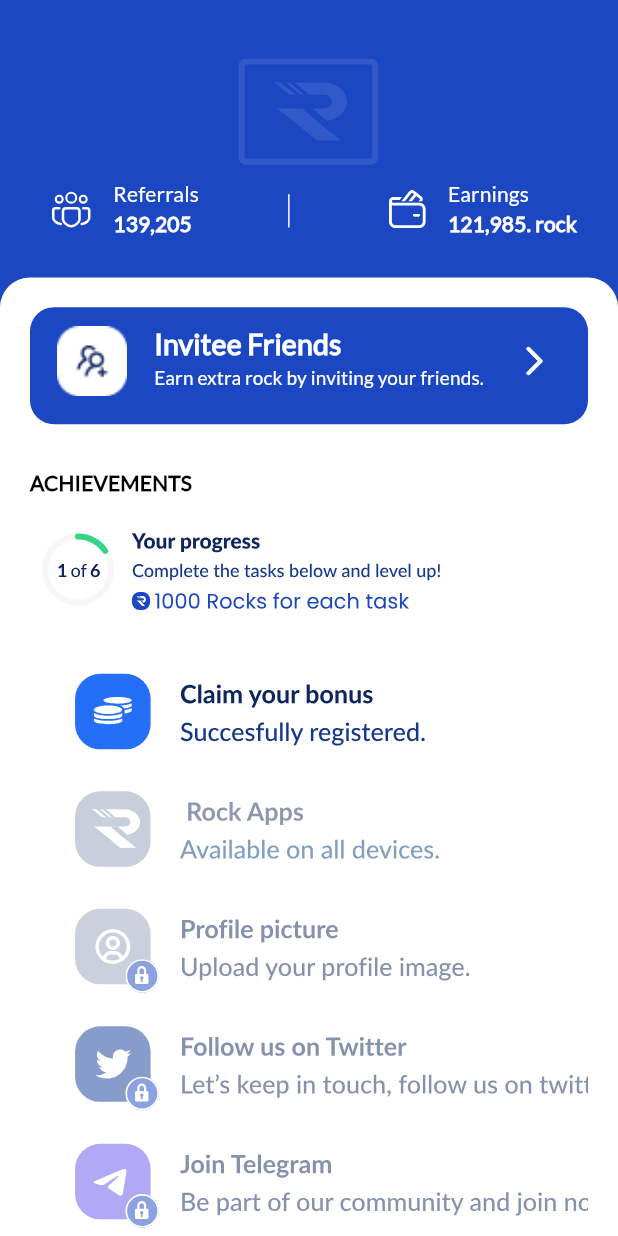
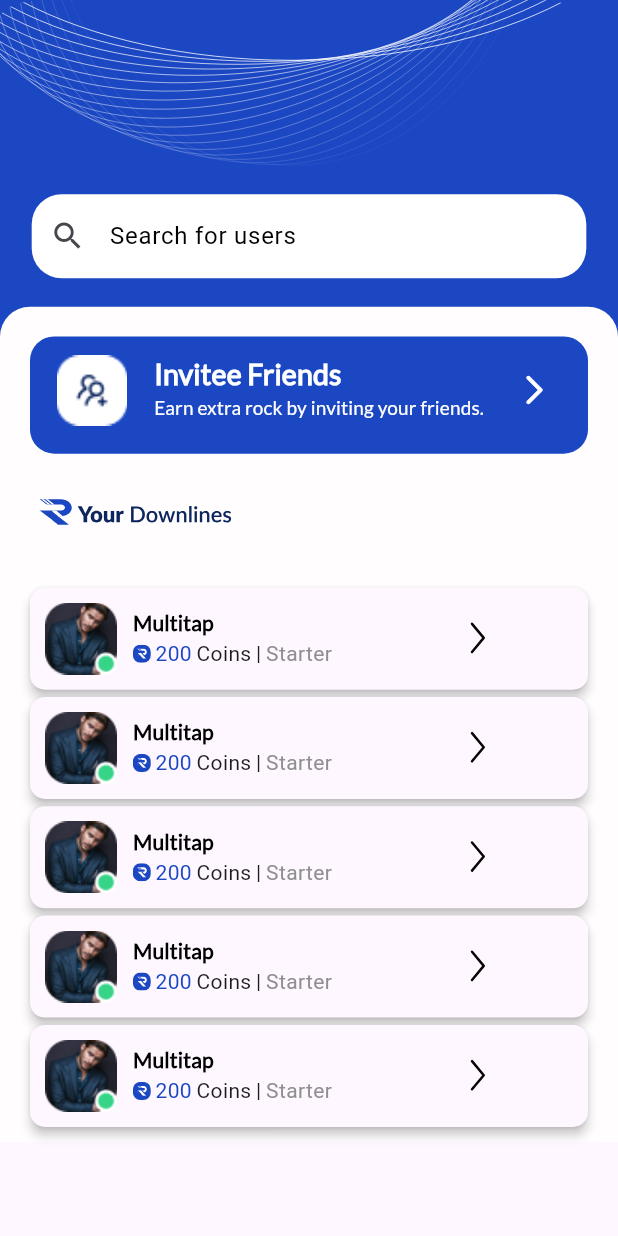
Before and after one commit to mibad862/rocki_poin_app, a Flutter app: the AchievementScreen screen opened by its route, after a tap on "Invitee Friends", on a phone screen of 412 x 824 dp. Run offline on Flutter 3.47's test engine with Material 3 defaults, Android fonts, the phone set to English and light mode, and no system bars; our stand-ins replace flutter_screenutil, flutter_svg.

Commit message:
updated team screen

```diff
--- a/lib/core/constants/app_assets.dart
+++ b/lib/core/constants/app_assets.dart
@@ -35,4 +35,9 @@ class AppAssets {
       "assets/images/achivement_screen_img5.svg";
   static const String achivementImgSix =
       "assets/images/achivement_screen_img6.svg";
+  static const String teamscreenImgOne = "assets/images/team_screen_img1.svg";
+  static const String teamscreenImgTwo = "assets/images/team_screen_img2.svg";
+  static const String teamscreenImgThree = "assets/images/team_screen_img3.png";
+  static const String teamscreenImgFour = "assets/images/team_screen_img4.svg";
+  static const String teamscreenImgFive = "assets/images/team_screen_img5.svg";
 }
--- a/lib/core/routes/app_routes.dart
+++ b/lib/core/routes/app_routes.dart
@@ -1,7 +1,9 @@
 import 'package:flutter/material.dart';
 import 'package:rocki_poin_app/views/achivements_screen/achivements_screen.dart';
 import 'package:rocki_poin_app/views/home_screen.dart';
+import 'package:rocki_poin_app/views/team_screen/team_screen.dart';
 import 'package:rocki_poin_app/views/welcome_bonus/welcome_bonus_screen.dart';
+
 import '../../../views/splash_screen.dart';
 
 class AppRoutes {
@@ -10,7 +12,8 @@ class AppRoutes {
       SplashScreen.routeName: (context) => const SplashScreen(),
       WelcomeBonusScreen.routeName: (context) => const WelcomeBonusScreen(),
       HomeScreen.routeName: (context) => const HomeScreen(),
-      AchievementScreen.routeName:(context) => const AchievementScreen(),
+      AchievementScreen.routeName: (context) => const AchievementScreen(),
+      TeamScreen.routeName: (context) => const TeamScreen(),
     };
   }
 }
--- a/lib/views/achivements_screen/achivements_screen.dart
+++ b/lib/views/achivements_screen/achivements_screen.dart
@@ -2,9 +2,10 @@ import 'package:flutter/material.dart';
 import 'package:flutter_screenutil/flutter_screenutil.dart';
 import 'package:flutter_svg/flutter_svg.dart';
 import 'package:rocki_poin_app/core/constants/app_colors.dart';
+import 'package:rocki_poin_app/views/team_screen/team_screen.dart';
+import 'package:rocki_poin_app/views/welcome_bonus/list_tile_widget.dart';
 
 import '../../core/constants/app_assets.dart';
-import '../welcome_bonus/list_tile_widget.dart';
 
 class AchievementScreen extends StatelessWidget {
   const AchievementScreen({super.key});
@@ -82,7 +83,7 @@ class AchievementScreen extends StatelessWidget {
                           titleText: "Invitee Friends",
                           subTitleText:
                               "Earn extra rock by inviting your friends.",
-                          navigatorPath: "",
+                          navigatorPath: TeamScreen.routeName,
                         ),
                         SizedBox(
                           height: 30.h,
@@ -117,6 +118,7 @@ class AchievementScreen extends StatelessWidget {
           ),
         ],
       ),
+
     );
   }
 }
--- /dev/null
+++ b/lib/views/team_screen/team_screen.dart
@@ -0,0 +1,197 @@
+import 'package:flutter/material.dart';
+import 'package:flutter_screenutil/flutter_screenutil.dart';
+import 'package:flutter_svg/flutter_svg.dart';
+import 'package:rocki_poin_app/views/welcome_bonus/list_tile_widget.dart';
+
+import '../../core/constants/app_assets.dart';
+import '../../core/constants/app_colors.dart';
+
+class TeamScreen extends StatelessWidget {
+  const TeamScreen({super.key});
+
+  static const routeName = "team-screen";
+
+  @override
+  Widget build(BuildContext context) {
+    return Scaffold(
+      body: Column(
+        children: [
+          Container(
+            height: 230.h,
+            width: double.infinity,
+            color: AppColors.blue1,
+            child: Stack(
+              children: [
+                SizedBox(
+                  height: 20.h,
+                ),
+                SvgPicture.asset(
+                  AppAssets.teamscreenImgOne,
+                  fit: BoxFit.contain,
+                ),
+                // SizedBox(
+                //   height: 10.h,
+                // ),
+                Positioned(
+                  bottom: 40.h,
+                  left: 20.w,
+                  right: 20.w,
+                  child: TextField(
+                    decoration: InputDecoration(
+                      hintText: 'Search for users',
+                      hintStyle: const TextStyle(color: Colors.black),
+                      prefixIcon: const Icon(Icons.search),
+                      border: OutlineInputBorder(
+                          borderRadius: BorderRadius.circular(20.0),
+                          borderSide: BorderSide.none),
+                      filled: true,
+                      fillColor: Colors.white,
+                    ),
+                  ),
+                ),
+              ],
+            ),
+          ),
+          Expanded(
+            child: Stack(
+              clipBehavior: Clip.none,
+              children: [
+                Positioned(
+                  top: -20,
+                  left: 0,
+                  right: 0,
+                  child: Container(
+                    padding: const EdgeInsets.symmetric(
+                        horizontal: 20, vertical: 10),
+                    width: double.infinity,
+                    decoration: const BoxDecoration(
+                      color: Color(0XFFFFFFDFD),
+                      borderRadius: BorderRadius.only(
+                        topLeft: Radius.circular(20),
+                        topRight: Radius.circular(20),
+                      ),
+                    ),
+                    child: Column(
+                      crossAxisAlignment: CrossAxisAlignment.start,
+                      children: [
+                        SizedBox(
+                          height: 10.h,
+                        ),
+                        const ListTileWidget(
+                          imgPath: AppAssets.homImgSix,
+                          titleText: "Invitee Friends",
+                          subTitleText:
+                              "Earn extra rock by inviting your friends.",
+                          navigatorPath: TeamScreen.routeName,
+                        ),
+                        SizedBox(
+                          height: 30.h,
+                        ),
+                        SvgPicture.asset(
+                          AppAssets.teamscreenImgTwo,
+                          fit: BoxFit.contain,
+                        ),
+                        SizedBox(
+                          height: 20.h,
+                        ),
+                        SizedBox(
+                          height: 20.h,
+                        ),
+                        TeamWidget(),
+                        SizedBox(
+                          height: 5.h,
+                        ),
+                        TeamWidget(),
+                        SizedBox(
+                          height: 5.h,
+                        ),
+                        TeamWidget(),
+                        SizedBox(
+                          height: 5.h,
+                        ),
+                        TeamWidget(),
+                        SizedBox(
+                          height: 5.h,
+                        ),
+                        TeamWidget()
+                      ],
+                    ),
+                  ),
+                ),
+              ],
+            ),
+          ),
+        ],
+      ),
+    );
+  }
+}
+
+class TeamWidget extends StatelessWidget {
+  const TeamWidget({
+    super.key,
+  });
+
+  @override
+  Widget build(BuildContext context) {
+    return Material(
+      elevation: 03.0,
+      borderRadius: BorderRadius.circular(10),
+      child: Container(
+        padding: const EdgeInsets.symmetric(horizontal: 10, vertical: 10),
+        decoration: BoxDecoration(
+          borderRadius: BorderRadius.circular(10),
+        ),
+        child: Row(
+          children: [
+            Image.asset(AppAssets.teamscreenImgThree),
+            SizedBox(
+              width: 10.w,
+            ),
+            Column(
+              crossAxisAlignment: CrossAxisAlignment.start,
+              children: [
+                Text(
+                  "Multitap",
+                  style: Theme.of(context).textTheme.titleSmall!.copyWith(
+                      fontWeight: FontWeight.bold, color: Colors.black),
+                ),
+                Row(
+                  children: [
+                    SvgPicture.asset(AppAssets.teamscreenImgFour),
+                    const SizedBox(
+                      width: 3,
+                    ),
+                    const Text(
+                      "200",
+                      style: TextStyle(color: Color(0XFF1B47C3)),
+                    ),
+                    const SizedBox(
+                      width: 3,
+                    ),
+                    const Text("Coins"),
+                    const SizedBox(
+                      width: 3,
+                    ),
+                    const Text("|"),
+                    const SizedBox(
+                      width: 3,
+                    ),
+                    const Text(
+                      "Starter",
+                      style: TextStyle(color: Color(0XFF8F8F8F)),
+                    ),
+                  ],
+                ),
+              ],
+            ),
+            SizedBox(
+              width: 80.w,
+            ),
+            SvgPicture.asset(AppAssets.teamscreenImgFive)
+          ],
+        ),
+      ),
+    );
+  }
+}
```
Also changed, not shown: assets/images/team_screen_img1.svg (added), assets/images/team_screen_img2.svg (added), assets/images/team_screen_img3.png (added), assets/images/team_screen_img3.svg (added), assets/images/team_screen_img4.svg (added), assets/images/team_screen_img5.svg (added).
